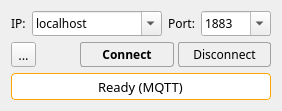
thisisHenney/DataHub, file Lib/Network/View/mqtt.ui: the form before one commit.
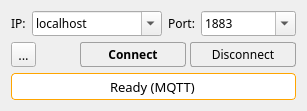
The form after the commit.

The edit to the form file:
```diff
--- a/Lib/Network/View/mqtt.ui
+++ b/Lib/Network/View/mqtt.ui
@@ -112,7 +112,7 @@
        </property>
        <property name="minimumSize">
         <size>
-         <width>70</width>
+         <width>95</width>
          <height>0</height>
         </size>
        </property>
```
